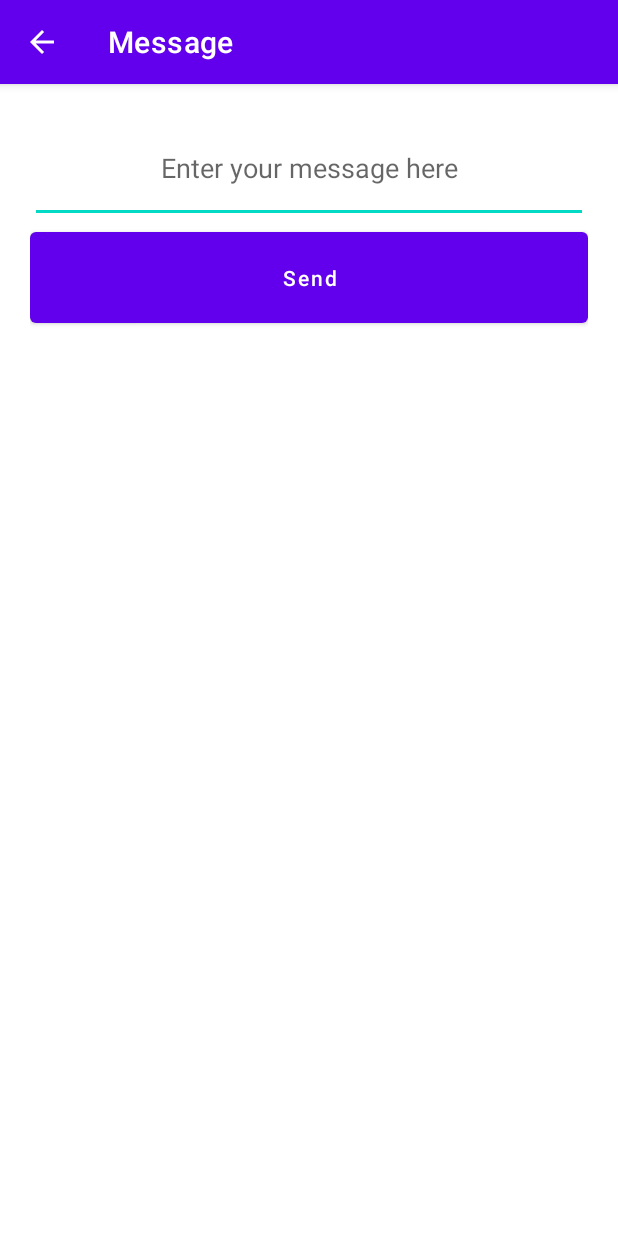
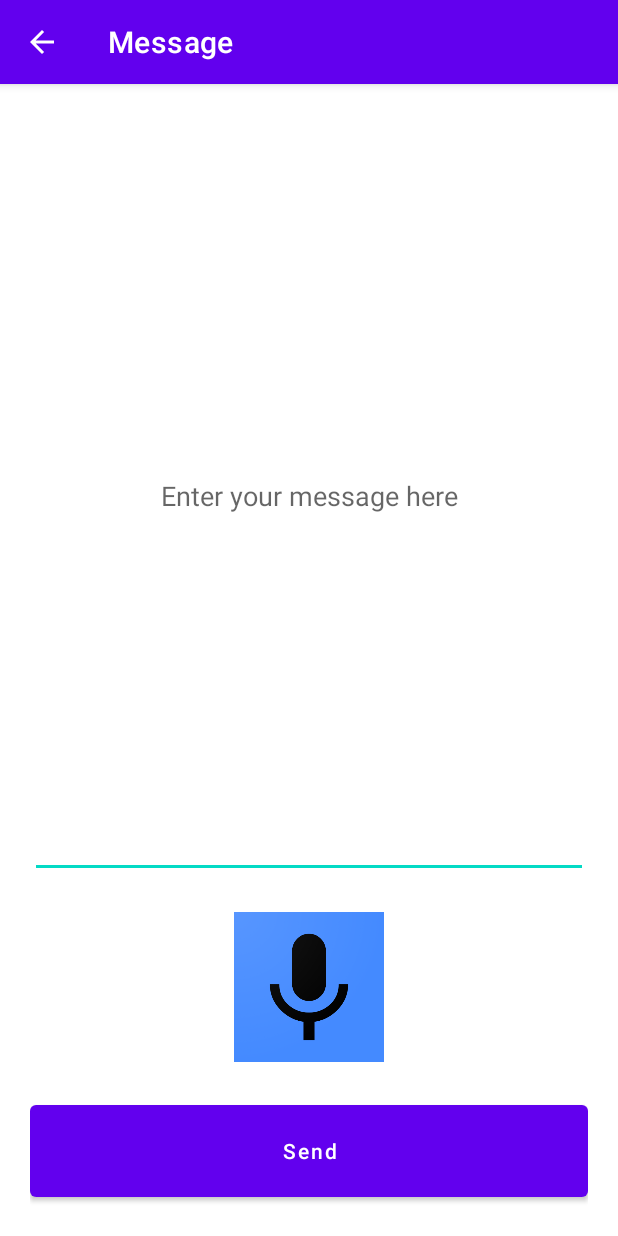
Before and after one commit to Hodjy/Android-Management-App, an Android app: the MessageActivity screen opened directly, with no data from a screen before it, after a tap on "Send", on a phone screen of 412 x 824 dp. Run offline under Robolectric (Android 15) with nearby library versions, the phone set to English and light mode, and no system bars.

Commit message:
updated and finished message activity

```diff
--- a/ManagementApp/app/src/main/java/com/example/managementapp/MessageActivity.java
+++ b/ManagementApp/app/src/main/java/com/example/managementapp/MessageActivity.java
@@ -1,20 +1,24 @@
 package com.example.managementapp;
 
-import android.content.Context;
 import android.content.Intent;
 import android.os.Bundle;
+import android.speech.RecognizerIntent;
 import android.view.View;
 import android.widget.Button;
 import android.widget.EditText;
+import android.widget.ImageView;
+import android.widget.Toast;
 
-import androidx.annotation.NonNull;
 import androidx.appcompat.app.AppCompatActivity;
-import androidx.core.app.ShareCompat;
+
+import java.util.ArrayList;
 
 public class MessageActivity extends AppCompatActivity {
 
     private EditText messageEditText;
     public Button sendTextButton;
+
+    final int SPEECH_RECOGNITION_REQUEST = 1;
 
 
     @Override
@@ -24,15 +28,51 @@ public class MessageActivity extends AppCompatActivity {
 
         messageEditText = findViewById(R.id.message_to_send);
         sendTextButton = (Button) findViewById(R.id.send_text_btn);
+        ImageView speechBtn = findViewById(R.id.speech_btn);
 
         sendTextButton.setOnClickListener(new View.OnClickListener() {
             @Override
             public void onClick(View v) {
                 String message = messageEditText.getText().toString();
-                ShareCompat.IntentBuilder.from(MessageActivity.this).setType("text/plain").setText(message)
-                        .setChooserTitle("text can be shared using the following: ")
-                        .startChooser();
+
+                if(!message.isEmpty())
+                {
+                    Intent intent = new Intent(Intent.ACTION_SEND);
+                    intent.putExtra(Intent.EXTRA_TEXT, message);
+                    intent.setType("text/plain");
+                    startActivity(intent);
+                }
+                else
+                {
+                    String emptyMsg =  getResources().getString(R.string.message_activity_emptyMsg);
+                    Toast.makeText(MessageActivity.this, emptyMsg, Toast.LENGTH_SHORT).show();
+                }
+            }
+        });
+
+        speechBtn.setOnClickListener(new View.OnClickListener() {
+            @Override
+            public void onClick(View v) {
+
+                String howToSpeakMsg = getResources().getString(R.string.message_activity_howToSpeak);
+
+                Intent intent = new Intent(RecognizerIntent.ACTION_RECOGNIZE_SPEECH);
+                intent.putExtra(RecognizerIntent.EXTRA_PROMPT, howToSpeakMsg);
+                intent.putExtra(RecognizerIntent.EXTRA_LANGUAGE, "iw");
+                startActivityForResult(intent, SPEECH_RECOGNITION_REQUEST);
             }
         });
     }
+
+    @Override
+    protected void onActivityResult(int requestCode, int resultCode, Intent data) {
+        super.onActivityResult(requestCode, resultCode, data);
+
+            if(requestCode == SPEECH_RECOGNITION_REQUEST && resultCode == RESULT_OK){
+
+                ArrayList<String> results = data.getStringArrayListExtra(RecognizerIntent.EXTRA_RESULTS);
+                messageEditText.setText(results.get(0));
+            }
+
+        }
 }
--- a/ManagementApp/app/src/main/res/layout/activity_message.xml
+++ b/ManagementApp/app/src/main/res/layout/activity_message.xml
@@ -12,9 +12,17 @@
         android:id="@+id/message_to_send"
         android:layout_width="match_parent"
         android:layout_height="0dp"
-        android:layout_weight="1"
+        android:layout_weight="7"
         android:gravity="center"
         android:hint="@string/message_to_send_hint" />
+
+    <ImageView
+        android:layout_width="100dp"
+        android:layout_height="0dp"
+        android:layout_weight="2"
+        android:src="@drawable/icon_microphone"
+        android:layout_gravity="center"
+        android:id="@+id/speech_btn"/>
 
     <Button
         android:id="@+id/send_text_btn"
--- a/ManagementApp/app/src/main/res/values/strings.xml
+++ b/ManagementApp/app/src/main/res/values/strings.xml
@@ -12,6 +12,7 @@
     # Message activity strings:
     <string name="message_to_send_hint">Enter your message here</string>
     <string name="send_message">Send</string>
+    <string name="message_activity_howToSpeak">Please speak slowly and clearly</string>
 
     # Statistic activity strings:
     <string name="statics_activity_title">Your Statistics:</string>
@@ -38,7 +39,7 @@
     <string name="alarmClock_activityTitle">Alarm Clock</string>
     <string name="statistic_activityTitle">Statistics</string>
     <string name="message_activityTitle">Message</string>
-
+    <string name="message_activity_emptyMsg">Your message is empty please enter a message</string>
 
 
 </resources>
```
Also changed, not shown: ManagementApp/app/src/main/res/drawable-v24/icon_microphone.png (added), 1 other file.
